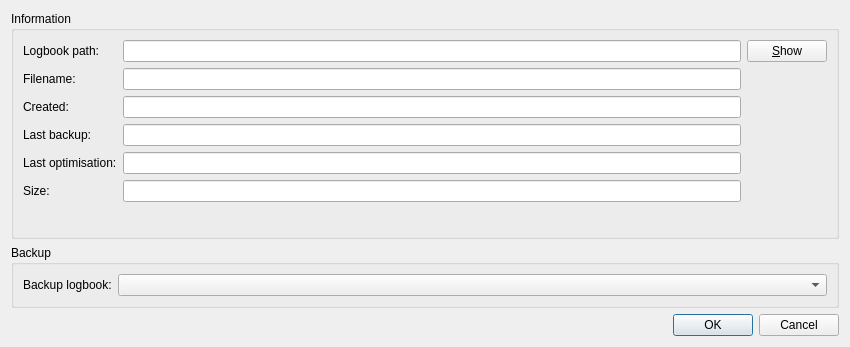
This is src/UserInterface/src/Dialog/LogbookSettingsDialog.ui in till213/SkyDolly as Qt 5 draws it before an edit. The edited form follows.
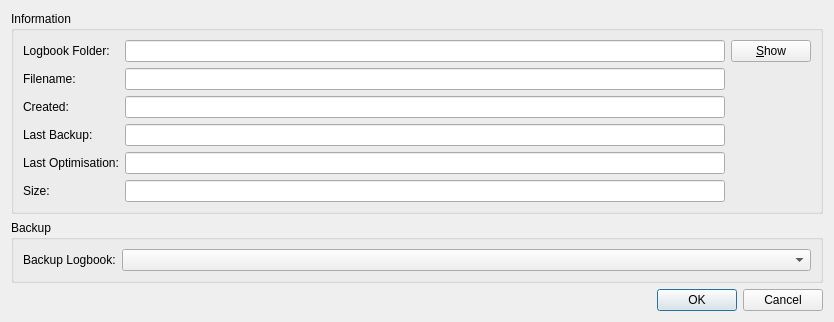
This is the edited form. Custom widgets are drawn as their Qt base class.

Commit message: Initial logbook backup dialog implementation

What changed in the file:
```diff
--- a/src/UserInterface/src/Dialog/LogbookSettingsDialog.ui
+++ b/src/UserInterface/src/Dialog/LogbookSettingsDialog.ui
@@ -6,8 +6,8 @@
    <rect>
     <x>0</x>
     <y>0</y>
-    <width>850</width>
-    <height>347</height>
+    <width>824</width>
+    <height>318</height>
    </rect>
   </property>
   <property name="windowTitle">
@@ -38,7 +38,7 @@
         <item row="0" column="0">
          <widget class="QLabel" name="label">
           <property name="text">
-           <string>Logbook path:</string>
+           <string>Logbook Folder:</string>
           </property>
          </widget>
         </item>
@@ -98,7 +98,7 @@
         <item row="3" column="0">
          <widget class="QLabel" name="label_6">
           <property name="text">
-           <string>Last backup:</string>
+           <string>Last Backup:</string>
           </property>
          </widget>
         </item>
@@ -118,7 +118,7 @@
         <item row="4" column="0">
          <widget class="QLabel" name="label_5">
           <property name="text">
-           <string>Last optimisation:</string>
+           <string>Last Optimisation:</string>
           </property>
          </widget>
         </item>
@@ -176,7 +176,7 @@
       <item row="0" column="0">
        <widget class="QLabel" name="label_7">
         <property name="text">
-         <string>Backup logbook:</string>
+         <string>Backup Logbook:</string>
         </property>
        </widget>
       </item>
@@ -198,6 +198,13 @@
    </item>
   </layout>
  </widget>
+ <customwidgets>
+  <customwidget>
+   <class>BackupPeriodComboBox</class>
+   <extends>QComboBox</extends>
+   <header location="global">BackupPeriodComboBox.h</header>
+  </customwidget>
+ </customwidgets>
  <resources/>
  <connections>
   <connection>
```
Left out of the diff: 4 changed lines with no effect on the pictures. The commit also changes 18 other files.
